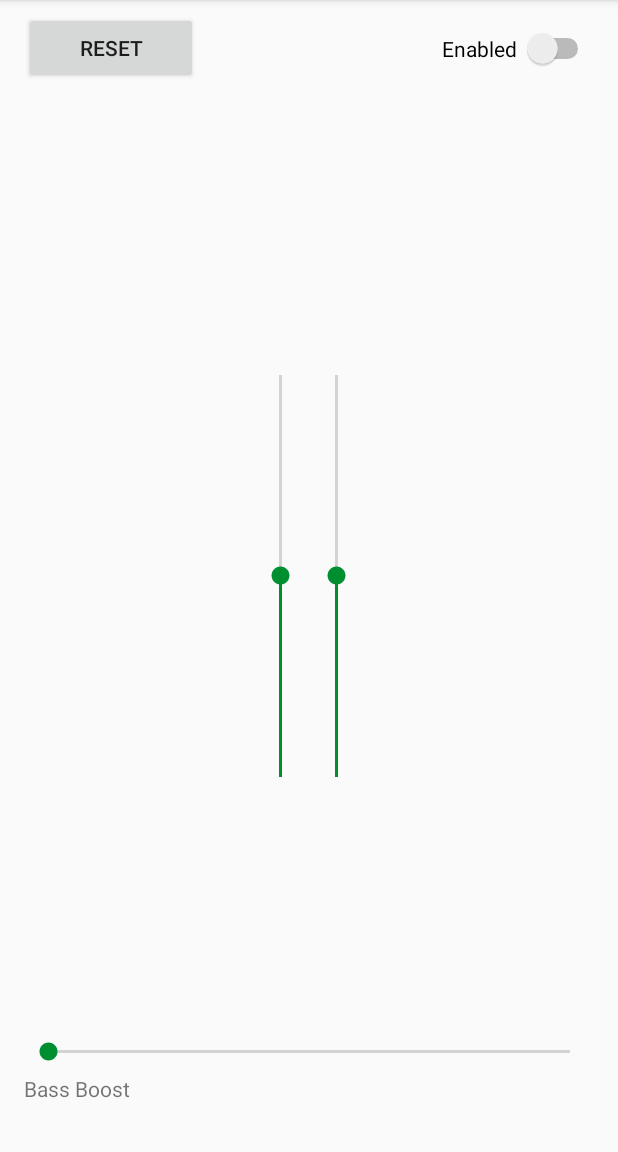
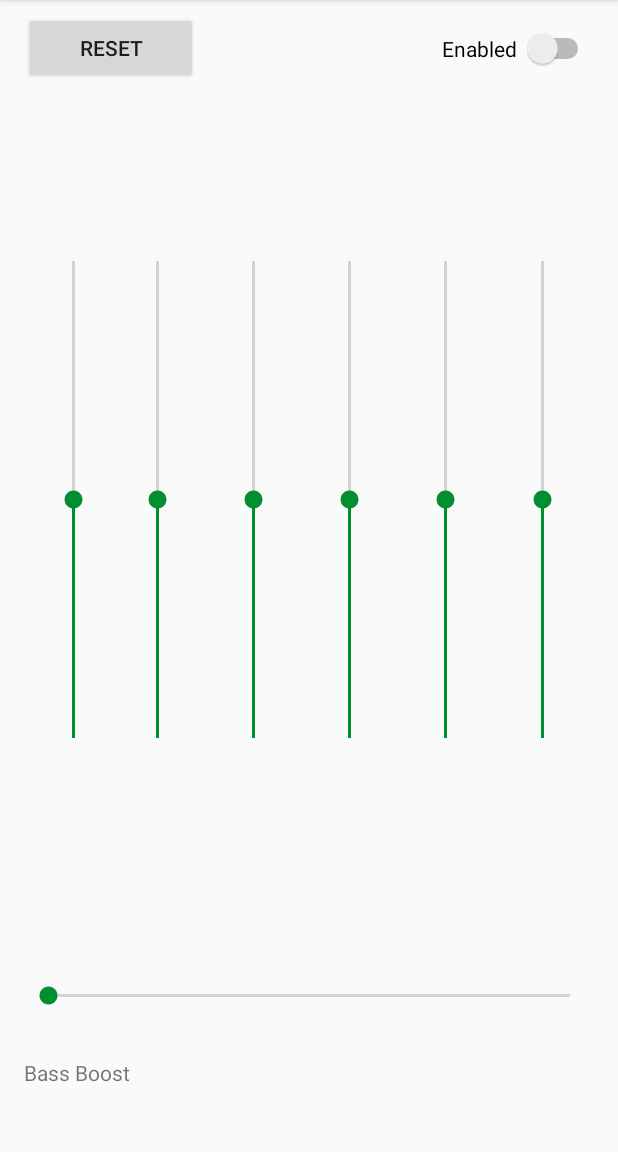
Before and after one commit to McGlothlin/Android-Equalizer, an Android app: the screen it shows after launch (MainActivity), on a phone screen of 412 x 824 dp, the part 84-1236 px from its top. Run offline under Robolectric (Android 15) with nearby library versions, the phone set to English and light mode, and no system bars.

Commit message:
fixed layout

```diff
--- a/app/src/main/res/layout/activity_main.xml
+++ b/app/src/main/res/layout/activity_main.xml
@@ -35,52 +35,106 @@
         style="@android:style/Widget.DeviceDefault.SeekBar"
         android:layout_width="0dp"
         android:layout_height="30dp"
+        android:layout_marginBottom="32dp"
         android:max="100"
         android:progress="0"
-        app:layout_constraintBottom_toTopOf="@+id/bassBoostLabel"
+        app:layout_constraintBottom_toBottomOf="parent"
         app:layout_constraintEnd_toEndOf="@+id/enabledSwitch"
         app:layout_constraintHorizontal_bias="0.0"
-        app:layout_constraintStart_toStartOf="@+id/resetButton" />
+        app:layout_constraintStart_toStartOf="@+id/resetButton"
+        app:layout_constraintTop_toBottomOf="@id/frequencyBandLayout" />
 
     <TextView
         android:id="@+id/bassBoostLabel"
         android:layout_width="0dp"
         android:layout_height="20dp"
-        android:layout_marginBottom="32dp"
+        android:layout_marginBottom="16dp"
         android:text="@string/bass_boost_label"
         app:layout_constraintBottom_toBottomOf="parent"
         app:layout_constraintEnd_toEndOf="@+id/bassBoostSeekBar"
         app:layout_constraintHorizontal_bias="0.0"
-        app:layout_constraintStart_toStartOf="@+id/bassBoostSeekBar" />
+        app:layout_constraintStart_toStartOf="@+id/bassBoostSeekBar"
+        app:layout_constraintTop_toBottomOf="@+id/bassBoostSeekBar" />
 
-    <SeekBar
-        android:id="@+id/verticalSeekBar1"
-        android:layout_width="300dp"
-        android:layout_height="300dp"
-        android:layout_marginBottom="8dp"
-        android:layout_marginEnd="8dp"
-        android:layout_marginStart="8dp"
-        android:layout_marginTop="8dp"
-        android:progress="50"
+    <LinearLayout
+        android:id="@+id/frequencyBandLayout"
+        android:layout_width="match_parent"
+        android:layout_height="377dp"
+        android:layout_marginBottom="100dp"
+        android:orientation="vertical"
         android:rotation="270"
-        app:layout_constraintBottom_toBottomOf="parent"
-        app:layout_constraintEnd_toEndOf="@+id/verticalSeekBar2"
+        app:layout_constraintBottom_toTopOf="@+id/bassBoostSeekBar"
+        app:layout_constraintEnd_toEndOf="parent"
         app:layout_constraintStart_toStartOf="parent"
-        app:layout_constraintTop_toTopOf="parent" />
+        app:layout_constraintTop_toBottomOf="@+id/resetButton"
+        app:layout_constraintVertical_bias="0.703">
 
-    <SeekBar
-        android:id="@+id/verticalSeekBar2"
-        android:layout_width="300dp"
-        android:layout_height="300dp"
-        android:layout_marginBottom="8dp"
-        android:layout_marginEnd="8dp"
-        android:layout_marginStart="8dp"
-        android:layout_marginTop="8dp"
-        android:progress="50"
-        android:rotation="270"
-        app:layout_constraintBottom_toBottomOf="parent"
-        app:layout_constraintEnd_toEndOf="parent"
-        app:layout_constraintStart_toStartOf="@+id/verticalSeekBar1"
-        app:layout_constraintTop_toTopOf="parent" />
+        <SeekBar
+            android:id="@+id/band1"
+            style="@android:style/Widget.DeviceDefault.SeekBar"
+            android:layout_width="350dp"
+            android:layout_height="30dp"
+            android:layout_marginTop="8dp"
+            android:layout_weight="1"
+            android:max="100"
+            android:progress="50" />
+
+
+        <SeekBar
+            android:id="@+id/band2"
+            style="@android:style/Widget.DeviceDefault.SeekBar"
+            android:layout_width="350dp"
+            android:layout_height="30dp"
+            android:layout_marginBottom="8dp"
+            android:layout_marginTop="8dp"
+            android:layout_weight="1"
+            android:max="100"
+            android:progress="50" />
+
+        <SeekBar
+            android:id="@+id/band3"
+            style="@android:style/Widget.DeviceDefault.SeekBar"
+            android:layout_width="350dp"
+            android:layout_height="30dp"
+            android:layout_marginBottom="8dp"
+            android:layout_marginTop="8dp"
+            android:layout_weight="1"
+            android:max="100"
+            android:progress="50" />
+
+        <SeekBar
+            android:id="@+id/band4"
+            style="@android:style/Widget.DeviceDefault.SeekBar"
+            android:layout_width="350dp"
+            android:layout_height="30dp"
+            android:layout_marginBottom="8dp"
+            android:layout_marginTop="8dp"
+            android:layout_weight="1"
+            android:max="100"
+            android:progress="50" />
+
+        <SeekBar
+            android:id="@+id/band5"
+            style="@android:style/Widget.DeviceDefault.SeekBar"
+            android:layout_width="350dp"
+            android:layout_height="30dp"
+            android:layout_marginBottom="8dp"
+            android:layout_marginTop="8dp"
+            android:layout_weight="1"
+            android:max="100"
+            android:progress="50" />
+
+        <SeekBar
+            android:id="@+id/band6"
+            style="@android:style/Widget.DeviceDefault.SeekBar"
+            android:layout_width="350dp"
+            android:layout_height="30dp"
+            android:layout_marginBottom="8dp"
+            android:layout_marginTop="8dp"
+            android:layout_weight="1"
+            android:max="100"
+            android:progress="50" />
+
+    </LinearLayout>
 
 </android.support.constraint.ConstraintLayout>
```
